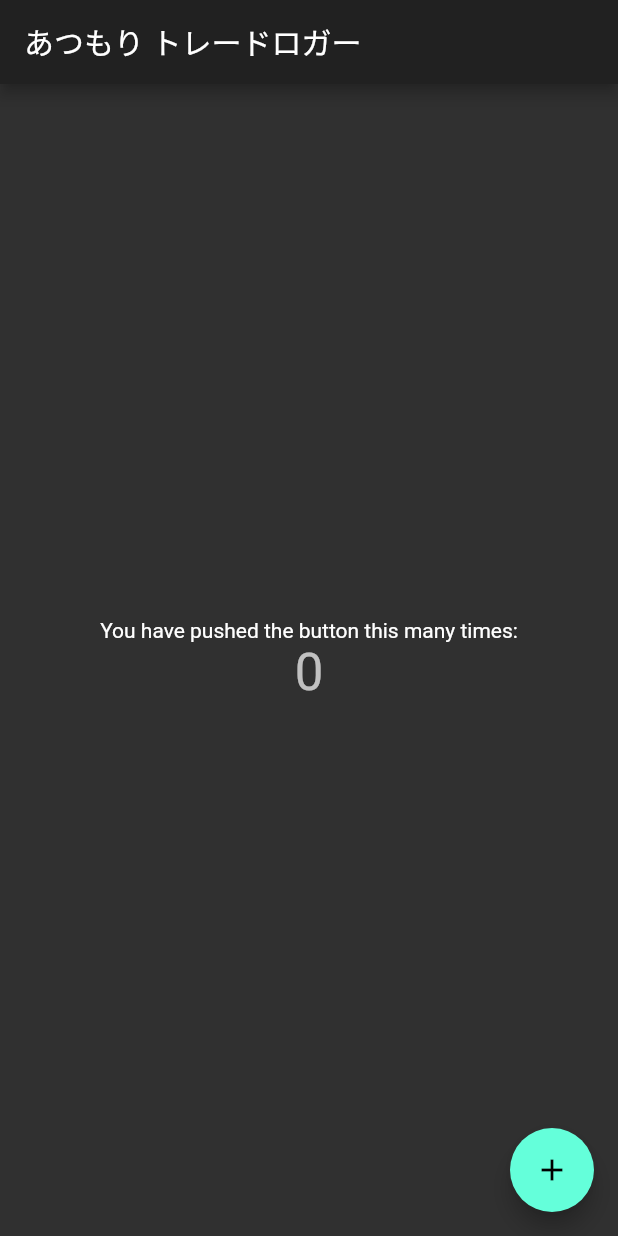
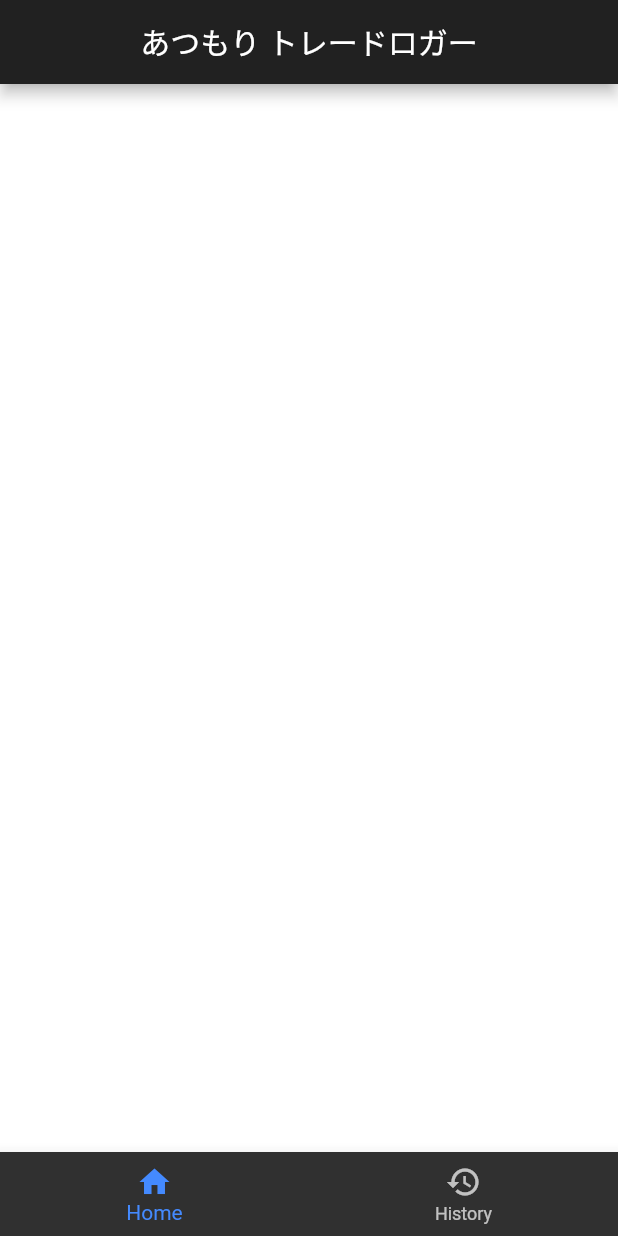
Before and after one commit to jskny/atumori-stock-manager, a Flutter app: the screen it shows after launch, on a phone screen of 412 x 824 dp. Run offline on Flutter 3.47's test engine with Material 2 defaults, Android fonts, the phone set to English and light mode, and no system bars; our stand-ins replace firebase_auth, google_sign_in; accounts and stored records are empty.

Commit message:
add under tab

```diff
--- a/lib/main.dart
+++ b/lib/main.dart
@@ -6,6 +6,8 @@ import 'package:google_sign_in/google_sign_in.dart';
 // 【参考文献】
 // 認証関連
 // https://qiita.com/unsoluble_sugar/items/95b16c01b456be19f9ac
+// タブバー関連
+// https://flutter.ctrnost.com/basic/navigation/bottomnavigationbar/
 
 void main() {
   runApp(MyApp());
@@ -26,15 +28,6 @@ class MyApp extends StatelessWidget {
 class MyHomePage extends StatefulWidget {
   MyHomePage({Key key, this.title}) : super(key: key);
 
-  // This widget is the home page of your application. It is stateful, meaning
-  // that it has a State object (defined below) that contains fields that affect
-  // how it looks.
-
-  // This class is the configuration for the state. It holds the values (in this
-  // case the title) provided by the parent (in this case the App widget) and
-  // used by the build method of the State. Fields in a Widget subclass are
-  // always marked "final".
-
   final String title;
 
   @override
@@ -42,68 +35,44 @@ class MyHomePage extends StatefulWidget {
 }
 
 class _MyHomePageState extends State<MyHomePage> {
-  int _counter = 0;
-
-  void _incrementCounter() {
-    setState(() {
-      // This call to setState tells the Flutter framework that something has
-      // changed in this State, which causes it to rerun the build method below
-      // so that the display can reflect the updated values. If we changed
-      // _counter without calling setState(), then the build method would not be
-      // called again, and so nothing would appear to happen.
-      _counter++;
-    });
-  }
+  // タブを下部に表示
+  int _currentIndex = 0;
+  final _pageWidgets = [
+    new Container(color: Colors.white),
+    new Container(color: Colors.grey)
+  ];
 
   @override
   Widget build(BuildContext context) {
-    // This method is rerun every time setState is called, for instance as done
-    // by the _incrementCounter method above.
-    //
-    // The Flutter framework has been optimized to make rerunning build methods
-    // fast, so that you can just rebuild anything that needs updating rather
-    // than having to individually change instances of widgets.
     return Scaffold(
       appBar: AppBar(
-        // Here we take the value from the MyHomePage object that was created by
-        // the App.build method, and use it to set our appbar title.
-        title: Text(widget.title),
+        title: Row(
+          mainAxisAlignment: MainAxisAlignment.center,
+          children: [
+            Container(
+              padding: const EdgeInsets.all(8.0),
+              child: Text(widget.title)
+            )
+          ]
+        )
       ),
-      body: Center(
-        // Center is a layout widget. It takes a single child and positions it
-        // in the middle of the parent.
-        child: Column(
-          // Column is also a layout widget. It takes a list of children and
-          // arranges them vertically. By default, it sizes itself to fit its
-          // children horizontally, and tries to be as tall as its parent.
-          //
-          // Invoke "debug painting" (press "p" in the console, choose the
-          // "Toggle Debug Paint" action from the Flutter Inspector in Android
-          // Studio, or the "Toggle Debug Paint" command in Visual Studio Code)
-          // to see the wireframe for each widget.
-          //
-          // Column has various properties to control how it sizes itself and
-          // how it positions its children. Here we use mainAxisAlignment to
-          // center the children vertically; the main axis here is the vertical
-          // axis because Columns are vertical (the cross axis would be
-          // horizontal).
-          mainAxisAlignment: MainAxisAlignment.center,
-          children: <Widget>[
-            Text(
-              'You have pushed the button this many times:',
-            ),
-            Text(
-              '$_counter',
-              style: Theme.of(context).textTheme.headline4,
-            ),
-          ],
-        ),
-      ),
-      floatingActionButton: FloatingActionButton(
-        onPressed: _incrementCounter,
-        tooltip: 'Increment',
-        child: Icon(Icons.add),
-      ), // This trailing comma makes auto-formatting nicer for build methods.
+
+      body: _pageWidgets.elementAt(_currentIndex),
+
+      bottomNavigationBar: BottomNavigationBar(
+        items: <BottomNavigationBarItem>[
+          BottomNavigationBarItem(icon: Icon(Icons.home), title: Text('Home')),
+          BottomNavigationBarItem(icon: Icon(Icons.history), title: Text('History')),
+        ],
+        currentIndex: _currentIndex,
+        fixedColor: Colors.blueAccent,
+        onTap: _onItemTapped,
+        type: BottomNavigationBarType.fixed,
+      )
     );
   }
+
+  // 下部のナビゲーションバーがタップされたときの挙動
+  void _onItemTapped(int index) => setState(() => _currentIndex = index );
+
 }
```
